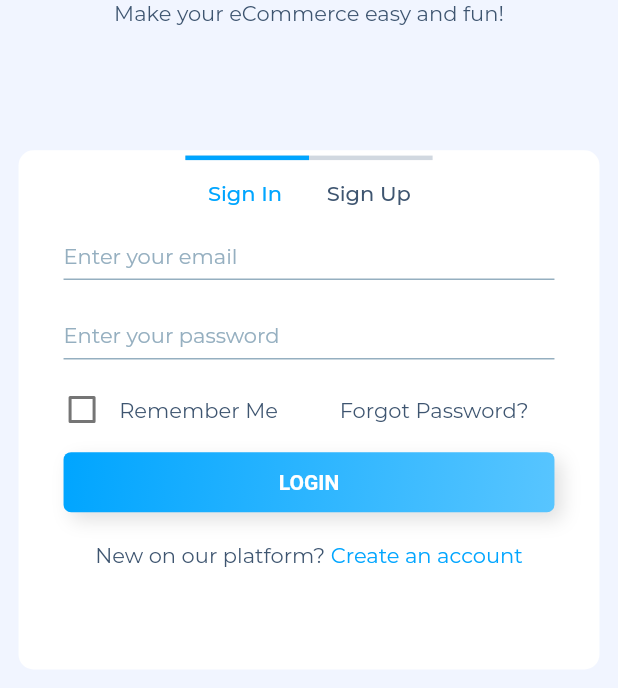
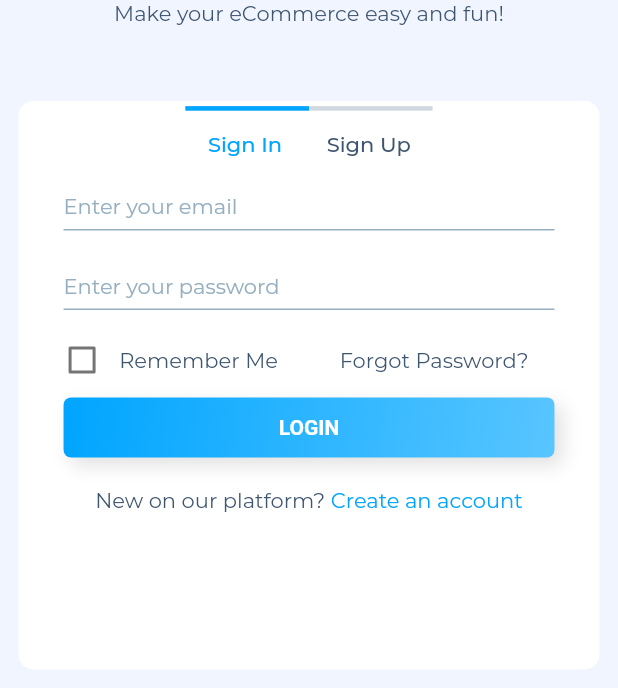
Before and after one commit to jewelsoftx/soppiya---app, a Flutter app: the screen it shows after launch, after a tap on "Start", on a phone screen of 412 x 824 dp, the part 548-1236 px from its top. Run offline on Flutter 3.47's test engine with Material 2 defaults, Android fonts, the phone set to English and light mode, and no system bars; our stand-ins replace connectivity, flutter_svg, get, modal_progress_hud, shared_preferences; accounts and stored records are empty.

Commit message:
sign up reset api custom progress

```diff
--- /dev/null
+++ b/lib/model/error_response.dart
@@ -0,0 +1,25 @@
+// To parse this JSON data, do
+//
+//     final errorResponse = errorResponseFromJson(jsonString);
+
+import 'dart:convert';
+
+ErrorResponse errorResponseFromJson(String str) => ErrorResponse.fromJson(json.decode(str));
+
+String errorResponseToJson(ErrorResponse data) => json.encode(data.toJson());
+
+class ErrorResponse {
+  ErrorResponse({
+    this.error,
+  });
+
+  String error;
+
+  factory ErrorResponse.fromJson(Map<String, dynamic> json) => ErrorResponse(
+    error: json["Error"],
+  );
+
+  Map<String, dynamic> toJson() => {
+    "Error": error,
+  };
+}
--- /dev/null
+++ b/lib/model/success_response.dart
@@ -0,0 +1,25 @@
+// To parse this JSON data, do
+//
+//     final successResponse = successResponseFromJson(jsonString);
+
+import 'dart:convert';
+
+SuccessResponse successResponseFromJson(String str) => SuccessResponse.fromJson(json.decode(str));
+
+String successResponseToJson(SuccessResponse data) => json.encode(data.toJson());
+
+class SuccessResponse {
+  SuccessResponse({
+    this.success,
+  });
+
+  String success;
+
+  factory SuccessResponse.fromJson(Map<String, dynamic> json) => SuccessResponse(
+    success: json["Success"],
+  );
+
+  Map<String, dynamic> toJson() => {
+    "Success": success,
+  };
+}
--- a/lib/utils/AppConstant.dart
+++ b/lib/utils/AppConstant.dart
@@ -5,31 +5,19 @@ import 'package:get/get.dart';
 
 class AppConstant {
   //......  share preference key
-  static final String token_S = "TOKEN";
-  static final String status_key = "status";
-  static final String message_key = "message";
-  static final String error_key = "Error";
-  static final String success_key = "Success";
-  static final String token_key = "token";
+  static final String tokenS = "TOKEN";
+  static final String statusKey = "status";
+  static final String messageKey = "message";
+  static final String errorKey = "Error";
+  static final String successKey = "Success";
+  static final String tokenKey = "token";
   static final String emailKey = "email";
   static final String passwordKey = "password";
   static final String loginDataKey = "loginData";
+  static final String referralKey = "referral";
 
 }
 
-void loadingIndicator(BuildContext context) {
-  Get.dialog(
-    Container(
-      height: 100,
-      width: 100,
-      child: Image.asset(
-        "assets/images/loading.gif",
-        height: 125.0,
-        width: 125.0,
-      ),
-    ),
-  );
-}
 
 void errorSnackbar(
   String msg,
--- a/lib/view/welcom/welcome_screen.dart
+++ b/lib/view/welcom/welcome_screen.dart
@@ -1,9 +1,11 @@
 import 'package:flutter/material.dart';
 import 'package:flutter_svg/flutter_svg.dart';
 import 'package:get/get.dart';
+import 'package:modal_progress_hud/modal_progress_hud.dart';
 import 'package:shoppiya_admin/controller/auth_controller.dart';
 import 'package:shoppiya_admin/utils/style.dart';
 import 'package:shoppiya_admin/widget/custom_button.dart';
+import 'package:shoppiya_admin/widget/custom_loader.dart';
 import 'package:shoppiya_admin/widget/custom_text_field.dart';
 import 'package:shoppiya_admin/widget/regular_text.dart';
 
@@ -42,7 +44,6 @@ class _WelcomeScreenState extends State<WelcomeScreen> with SingleTickerProvider
   bool _checkBoxValue = false;
 
   // logo space from top
-
   double logoHeight = Get.height * .42;
 
   @override
@@ -56,7 +57,7 @@ class _WelcomeScreenState extends State<WelcomeScreen> with SingleTickerProvider
         break;
       case 1:
         // LOGIN
-        containerHeight = Get.height * .42;
+        containerHeight = Get.height * .46;
         containerWidth = size.width;
         containerMargin = Get.height * .015;
         showLogin = true;
@@ -66,7 +67,7 @@ class _WelcomeScreenState extends State<WelcomeScreen> with SingleTickerProvider
         break;
       case 2:
         // SIGN UP
-        containerHeight = Get.height * .38;
+        containerHeight = Get.height * .42;
         isShowPassword = true;
         containerMargin = Get.height * .015;
         break;
@@ -74,12 +75,15 @@ class _WelcomeScreenState extends State<WelcomeScreen> with SingleTickerProvider
       case 3:
         //FORGOT
         containerMargin = Get.height * .015;
-        containerHeight = Get.height * .25;
+        containerHeight = Get.height * .3;
         isShowPassword = false;
         break;
     }
 
-    return Scaffold(
+    return Obx(() => ModalProgressHUD(
+          inAsyncCall: controller.isLoading.value,
+          progressIndicator: CustomLoader(),
+          child: Scaffold(
             backgroundColor: Style.backgroundColor,
             body: Stack(
               children: [
@@ -96,7 +100,10 @@ class _WelcomeScreenState extends State<WelcomeScreen> with SingleTickerProvider
                       Text(
                         "Welcome to Soppiya!",
                         style: TextStyle(
-                      color: Style.logoTextColor, fontWeight: FontWeight.w600, fontFamily: "Montserrat", fontSize: 24),
+                            color: Style.logoTextColor,
+                            fontWeight: FontWeight.w600,
+                            fontFamily: "Montserrat",
+                            fontSize: 24),
                       ),
                       Text(
                         "Make your eCommerce easy and fun!",
@@ -108,7 +115,8 @@ class _WelcomeScreenState extends State<WelcomeScreen> with SingleTickerProvider
                 startButtonAlign(size),
               ],
             ),
-    );
+          ),
+        ));
   }
 
   Align startButtonAlign(Size size) {
@@ -128,7 +136,8 @@ class _WelcomeScreenState extends State<WelcomeScreen> with SingleTickerProvider
           margin: EdgeInsets.all(containerMargin),
           duration: Duration(milliseconds: 400),
           child: Column(
-            //mainAxisAlignment: MainAxisAlignment.center,
+            mainAxisAlignment: MainAxisAlignment.center,
+            crossAxisAlignment: CrossAxisAlignment.center,
             children: [
               showLogin == false ? startButton() : Visibility(visible: false, child: Text("")),
               if (showLogin == false)
@@ -146,16 +155,23 @@ class _WelcomeScreenState extends State<WelcomeScreen> with SingleTickerProvider
                                   ? Visibility(visible: false, child: indicatorWithText())
                                   : indicatorWithText(),
                               SizedBox(height: Get.height * 0.02),
-                              CustomTextField(
+
+                              Obx(
+                                () => CustomTextField(
                                   controller: controller.emailTextController,
                                   hints: "Enter your email",
+                                  isError: controller.isEmailError.value,
+                                  errorText: controller.emailErrorText.value,
                                 ),
+                              ),
+
                               (_pageState == 2)
                                   ? Padding(
                                       padding: EdgeInsets.only(top: Get.height * 0.03),
                                       child: CustomTextField(
                                         controller: controller.referralTextController,
                                         hints: "Referral code (optional)",
+                                        isError: false,
                                       ),
                                     )
                                   : (_pageState == 3)
@@ -163,17 +179,20 @@ class _WelcomeScreenState extends State<WelcomeScreen> with SingleTickerProvider
                                           visible: false,
                                           child: Padding(
                                             padding: EdgeInsets.only(top: 20),
-                                            child: CustomTextField(
-                                              controller: controller.passwordTextController,
-                                              hints: "Enter your password",
+                                            child: Obx(
+                                              () => SizedBox(),
                                             ),
                                           ),
                                         )
                                       : Padding(
                                           padding: EdgeInsets.only(top: 20),
-                                          child: CustomTextField(
+                                          child: Obx(
+                                            () => CustomTextField(
                                               controller: controller.passwordTextController,
                                               hints: "Enter your password",
+                                              isError: controller.isPasswordError.value,
+                                              errorText: controller.passwordErrorText.value,
+                                            ),
                                           ),
                                         ),
 
@@ -184,27 +203,40 @@ class _WelcomeScreenState extends State<WelcomeScreen> with SingleTickerProvider
                                       ? Visibility(visible: false, child: rememberMeColumn())
                                       : rememberMeColumn(),
 
-                              SizedBox(height: 20),
+                              SizedBox(height: Get.height * 0.02),
 
+                              // api error message
+                              Obx(
+                                // ignore: unrelated_type_equality_checks
+                                () => controller.isShowApiMessage == false
+                                    ? SizedBox()
+                                    : Container(
+                                        margin: EdgeInsets.only(top: 15, bottom: 10),
+                                        child: Text(
+                                          "${controller.loginMessage}",
+                                          style: TextStyle(color: Colors.red),
+                                        ),
+                                      ),
+                              ),
                               // login button
                               (_pageState == 2)
                                   ? CustomButton(
                                       text: 'Send Verification Code'.toUpperCase(),
                                       onTab: () {
-                                        Get.snackbar("Clicked", 'Verification clicked');
+                                        controller.doSignUp();
                                       },
                                     )
                                   : (_pageState == 3)
                                       ? CustomButton(
                                           text: 'Send reset link'.toUpperCase(),
                                           onTab: () {
-                                            Get.snackbar("Clicked", 'resend clicked');
+                                            controller.doReset();
                                           },
                                         )
                                       : CustomButton(
                                           text: 'LOGIN',
                                           onTab: () {
-                                            controller.doLoginApiCall(context);
+                                            controller.doLoginApiCall();
                                           },
                                         ),
 
@@ -216,6 +248,7 @@ class _WelcomeScreenState extends State<WelcomeScreen> with SingleTickerProvider
                                         setState(() {
                                           _pageState = 1;
                                           showFirstIndicator = true;
+                                          controller.isShowApiMessage.value = false;
                                         });
                                       },
                                       child: Row(
@@ -234,6 +267,7 @@ class _WelcomeScreenState extends State<WelcomeScreen> with SingleTickerProvider
                                           onTap: () {
                                             setState(() {
                                               _pageState = 1;
+                                              controller.isShowApiMessage.value = false;
                                             });
                                           },
                                           child: Row(
@@ -255,6 +289,7 @@ class _WelcomeScreenState extends State<WelcomeScreen> with SingleTickerProvider
                                             setState(() {
                                               _pageState = 2;
                                               showFirstIndicator = false;
+                                              controller.isShowApiMessage.value = false;
                                             });
                                           },
                                           child: Row(
@@ -401,6 +436,7 @@ class _WelcomeScreenState extends State<WelcomeScreen> with SingleTickerProvider
                   setState(() {
                     showFirstIndicator = true;
                     _pageState = 1;
+                    controller.isShowApiMessage.value = false;
                   });
                 },
                 child: Text(
@@ -418,6 +454,7 @@ class _WelcomeScreenState extends State<WelcomeScreen> with SingleTickerProvider
                     setState(() {
                       showFirstIndicator = false;
                       _pageState = 2;
+                      controller.isShowApiMessage.value = false;
                     });
                   },
                   child: Padding(
--- a/lib/widget/custom_text_field.dart
+++ b/lib/widget/custom_text_field.dart
@@ -3,13 +3,15 @@ import 'package:shoppiya_admin/utils/style.dart';
 
 class CustomTextField extends StatelessWidget {
   String hints;
+  bool isError = false;
+  String errorText;
 
-  TextEditingController controller ;
-  CustomTextField({
-    Key key,
-  @required  this.hints,
-  @required  this.controller
-  }) : super(key: key);
+  String textChangeValue;
+  TextEditingController controller;
+
+  CustomTextField(
+      {Key key, @required this.hints, @required this.controller, this.isError, this.errorText, this.textChangeValue})
+      : super(key: key);
 
   @override
   Widget build(BuildContext context) {
@@ -17,10 +19,14 @@ class CustomTextField extends StatelessWidget {
       controller: controller,
       style: TextStyle(color: Style.textFieldColor, fontSize: 14),
       cursorColor: Style.textFieldColor,
+      onChanged: (value) {
+        textChangeValue = value;
+      },
       decoration: InputDecoration(
         isDense: true,
         hintText: "$hints",
-        hintStyle: TextStyle(color: Style.textFieldColor,fontFamily: "Montserrat"),
+        hintStyle: TextStyle(color: Style.textFieldColor, fontFamily: "Montserrat"),
+        errorText: isError ? '$errorText' : null,
         enabledBorder: UnderlineInputBorder(
           borderSide: BorderSide(color: Style.textFieldColor),
         ),
--- a/pubspec.yaml
+++ b/pubspec.yaml
@@ -38,6 +38,9 @@ dependencies:
   connectivity: ^2.0.1
   # SVG
   flutter_svg: ^0.19.0
+
+  # progressbar
+  modal_progress_hud: ^0.1.3
 
 
   # The following adds the Cupertino Icons font to your application.
```
Also changed, not shown: lib/controller/auth_controller.dart (+147 -20 lines), lib/networking/api_client.dart (+24 -46 lines), lib/widget/custom_loader.dart (added, +25 -0 lines), assets/images/loader.gif (added), pubspec.lock. Lines whose indentation alone changed are shown as unchanged.
